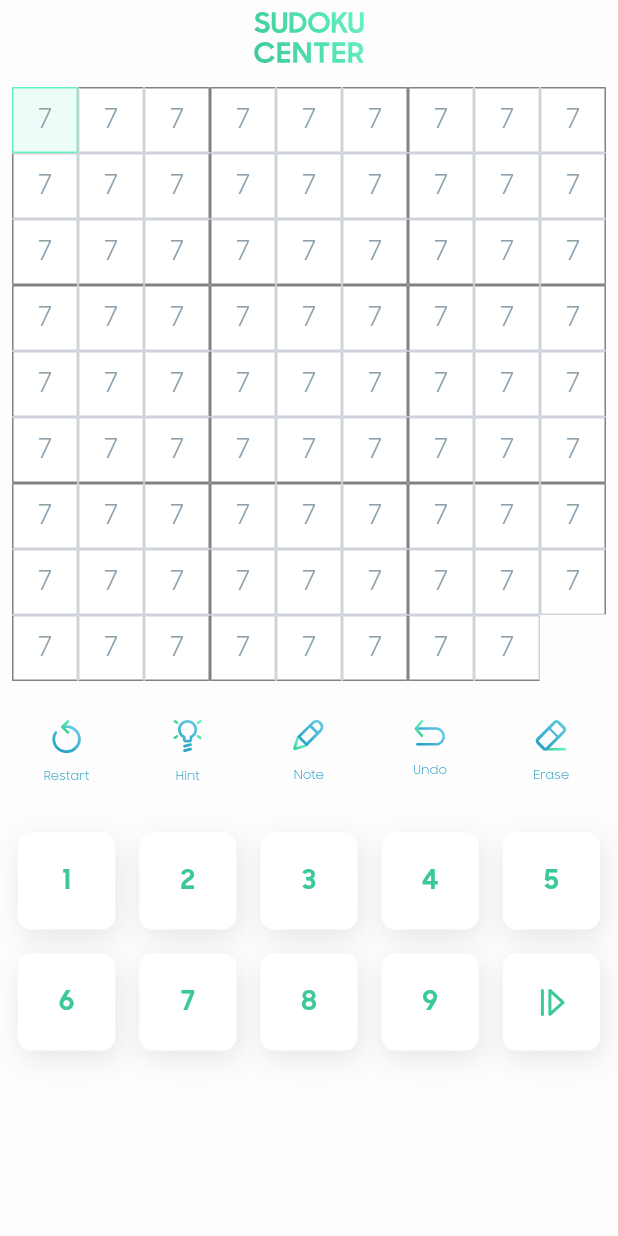
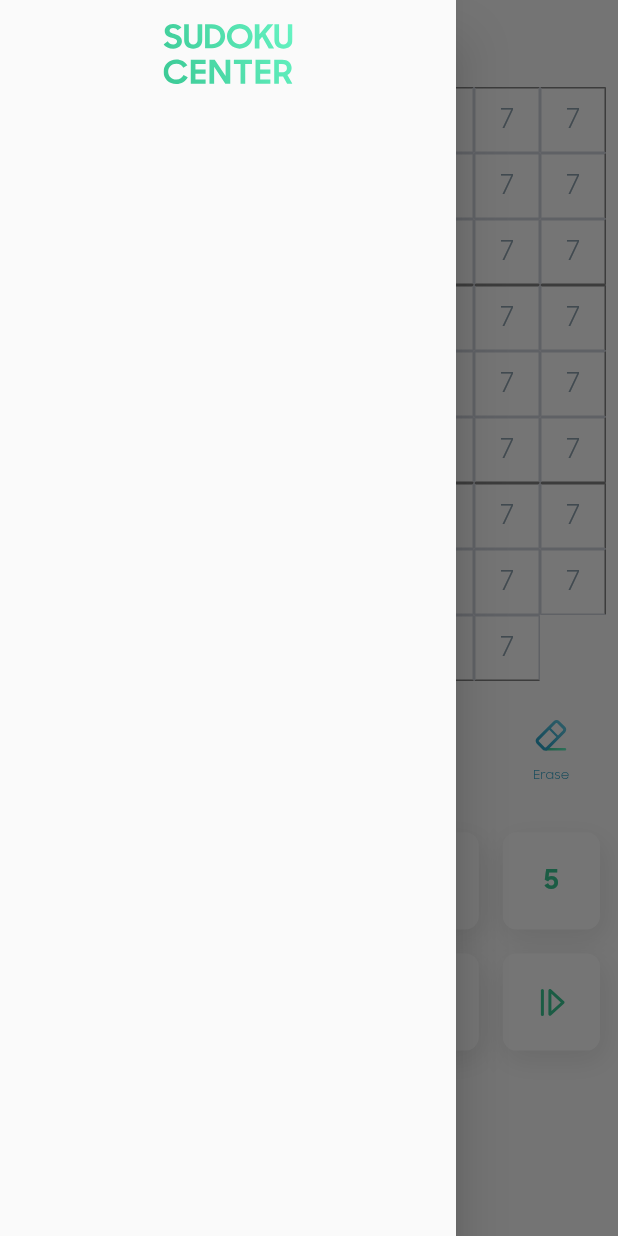
Before and after one commit to xiongdi9456/sudoku-center-app, a Flutter app: the screen it shows after launch, with the side drawer open (before the commit the screen has no drawer), on a phone screen of 412 x 824 dp. Run offline on Flutter 3.47's test engine with Material 2 defaults, Android fonts, the phone set to English and light mode, and no system bars; our stand-ins replace flutter_mobx, flutter_svg, mobx; generated files the repository leaves out were written again.

Commit message:
flutter add drawer

```diff
--- a/lib/screens/game/game.dart
+++ b/lib/screens/game/game.dart
@@ -1,5 +1,6 @@
 import 'package:flutter/material.dart';
 import 'package:sudoko/widgets/board/board.dart';
+import 'package:sudoko/widgets/drawer/drawer.dart';
 import 'package:sudoko/widgets/header/header.dart';
 import 'package:sudoko/widgets/keypad/keypad.dart';
 import 'game_store.dart';
@@ -7,11 +8,14 @@ import 'game_store.dart';
 final gameStore = new GameStore();
 
 class MyHomePage extends StatelessWidget {
+  final GlobalKey scaffoldKey = new GlobalKey();
   @override
   Widget build(BuildContext context) {
     return Scaffold(
       appBar: null,
+      drawer: Drawer(child:GameDrawer(),),
       backgroundColor: Color(0xFFfdfdfd),
+      key:scaffoldKey,
       body: SafeArea(
         child: Center(
             child: Padding(
@@ -60,6 +64,5 @@ class MyHomePage extends StatelessWidget {
   onNotesKeyTapped() {
     gameStore.boardStore.toggleNoteMode();
   }
-
   onUndoKeyTapped() {}
 }
--- /dev/null
+++ b/lib/widgets/drawer/drawer.dart
@@ -0,0 +1,18 @@
+import 'package:flutter/cupertino.dart';
+import 'package:flutter_svg/svg.dart';
+
+class GameDrawer extends StatelessWidget {
+  @override
+  Widget build(BuildContext context) {
+    return Column(
+      children: <Widget>[
+        SafeArea(
+          child: Padding(
+            padding: const EdgeInsets.all(16.0),
+            child: SvgPicture.asset('assets/images/logo.svg'),
+          ),
+        ),
+      ],
+    );
+  }
+}
--- a/lib/widgets/header/header.dart
+++ b/lib/widgets/header/header.dart
@@ -1,3 +1,4 @@
+import 'package:flutter/material.dart';
 import 'package:flutter/widgets.dart';
 import 'package:flutter_svg/flutter_svg.dart';
 
@@ -9,9 +10,21 @@ class Header extends StatelessWidget {
         constraints: BoxConstraints(maxHeight: 50.0),
         child: Padding(
           padding: const EdgeInsets.only(bottom: 16),
-          child: SvgPicture.asset('assets/images/logo.svg'),
+          child: Row(
+            children: <Widget>[
+              GestureDetector(
+                child: SvgPicture.asset('assets/images/icn_Menu.svg'),
+                onTap:(){this.onMenuTap(context);} ,
+                ),
+              SvgPicture.asset('assets/images/logo.svg'),
+            ],
+          ),
         ),
       ),
     );
   }
+  onMenuTap(context){
+    var scaffoldState = Scaffold.of(context);
+    scaffoldState.openDrawer();
+  }
 }
```
Also changed, not shown: assets/images/icn_Menu.svg.
